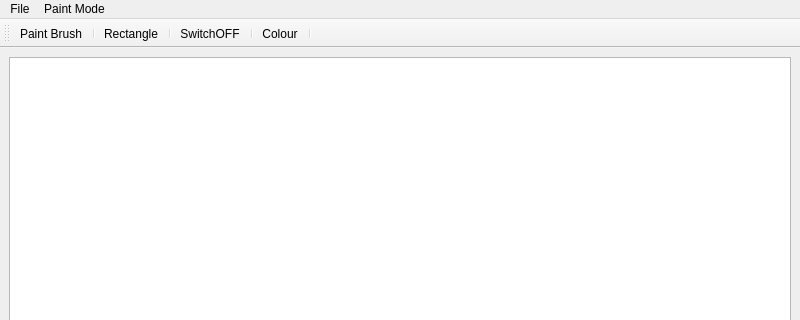
This is paint.ui in KirillBy/QT_Paint as Qt 5 draws it before an edit; both pictures show x 0 to 800 and y 0 to 320 of the 800 by 600 pixel window. The edited form follows.
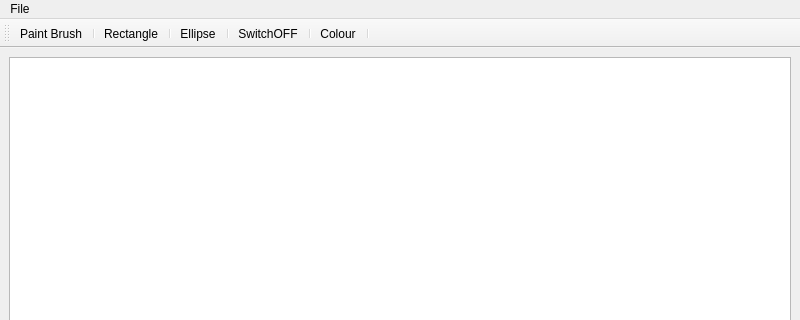
This is the edited form. Icons and pictures are not drawn.

Patch:
```diff
--- a/paint.ui
+++ b/paint.ui
@@ -29,14 +29,6 @@
      <height>22</height>
     </rect>
    </property>
-   <widget class="QMenu" name="menuPaint_Mode">
-    <property name="title">
-     <string>Paint Mode</string>
-    </property>
-    <addaction name="actionPen"/>
-    <addaction name="separator"/>
-    <addaction name="separator"/>
-   </widget>
    <widget class="QMenu" name="menuFile">
     <property name="title">
      <string>File</string>
@@ -45,7 +37,6 @@
     <addaction name="actionSave_as"/>
    </widget>
    <addaction name="menuFile"/>
-   <addaction name="menuPaint_Mode"/>
   </widget>
   <widget class="QStatusBar" name="statusbar"/>
   <widget class="QToolBar" name="toolBar">
@@ -62,6 +53,8 @@
    <addaction name="separator"/>
    <addaction name="actionRectangle"/>
    <addaction name="separator"/>
+   <addaction name="actionEllipse"/>
+   <addaction name="separator"/>
    <addaction name="actionSwitchOFF"/>
    <addaction name="separator"/>
    <addaction name="actionColour"/>
@@ -116,6 +109,15 @@
     <string>Rectangle</string>
    </property>
   </action>
+  <action name="actionEllipse">
+   <property name="icon">
+    <iconset resource="resources.qrc">
+     <normaloff>:/resourses/oval.png</normaloff>:/resourses/oval.png</iconset>
+   </property>
+   <property name="text">
+    <string>Ellipse</string>
+   </property>
+  </action>
  </widget>
  <resources>
   <include location="resources.qrc"/>
```
